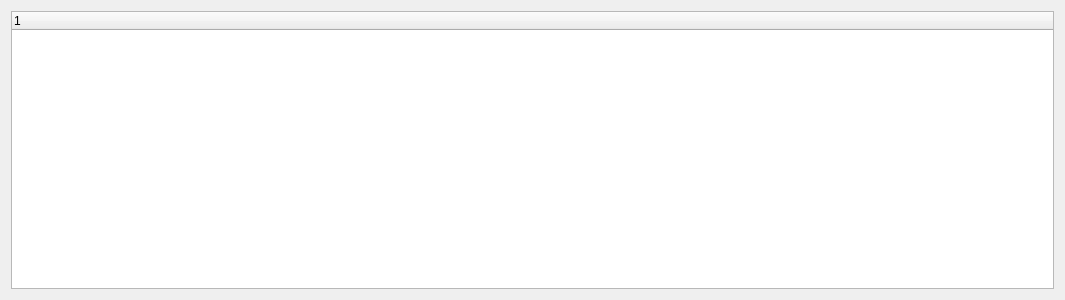
whiteman-kr/u7set, file TuningClient/DialogTuningSources.ui: the form before one commit.
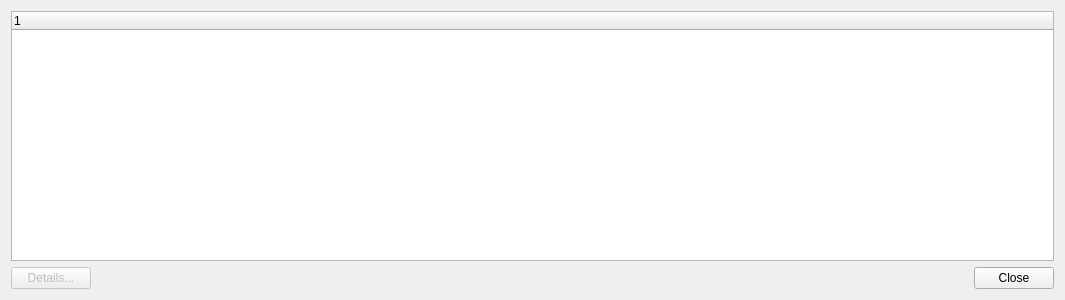
The form after the commit.

Commit message: RPCT-1032, TuningClient: DialogSourceInfo interface improvements

```diff
--- a/TuningClient/DialogTuningSources.ui
+++ b/TuningClient/DialogTuningSources.ui
@@ -28,6 +28,40 @@
        </column>
       </widget>
      </item>
+     <item>
+      <layout class="QHBoxLayout" name="horizontalLayout">
+       <item>
+        <widget class="QPushButton" name="btnDetails">
+         <property name="enabled">
+          <bool>false</bool>
+         </property>
+         <property name="text">
+          <string>Details...</string>
+         </property>
+        </widget>
+       </item>
+       <item>
+        <spacer name="horizontalSpacer">
+         <property name="orientation">
+          <enum>Qt::Horizontal</enum>
+         </property>
+         <property name="sizeHint" stdset="0">
+          <size>
+           <width>40</width>
+           <height>20</height>
+          </size>
+         </property>
+        </spacer>
+       </item>
+       <item>
+        <widget class="QPushButton" name="btnClose">
+         <property name="text">
+          <string>Close</string>
+         </property>
+        </widget>
+       </item>
+      </layout>
+     </item>
     </layout>
    </item>
   </layout>
```
The commit also changes 5 other files.
